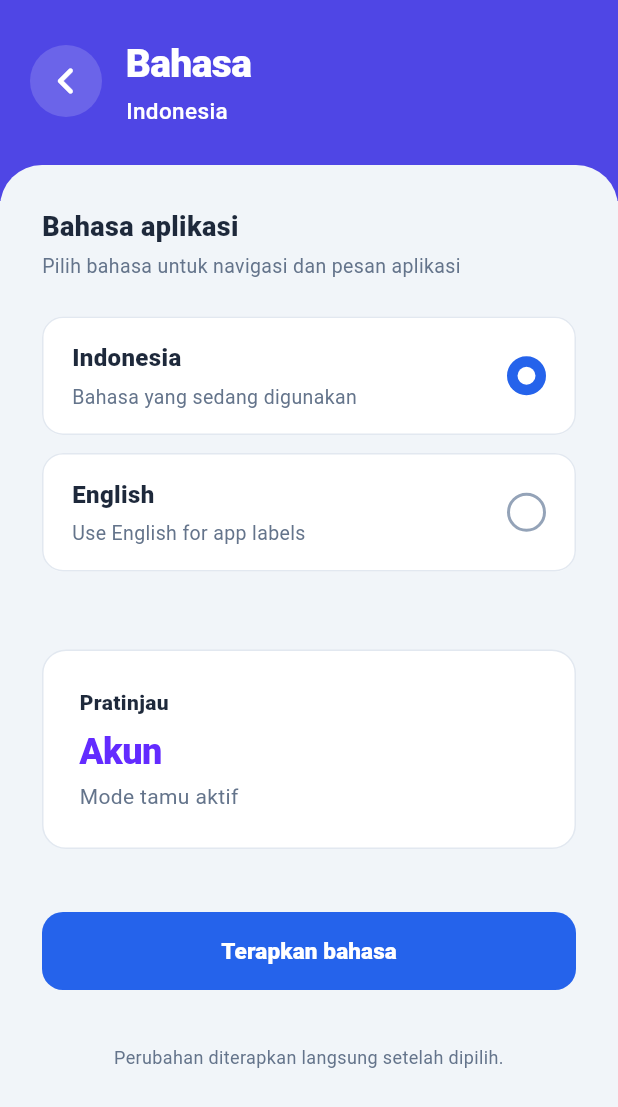
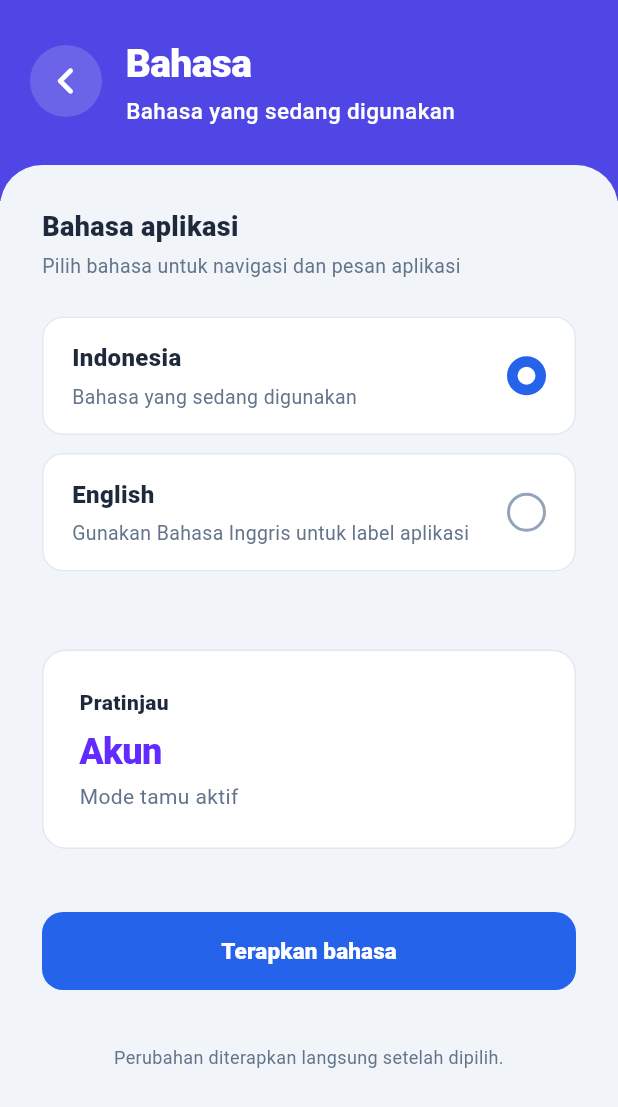
Before and after one commit to BrandonSjt/Timetable-scheduling, a Flutter app: the AccessibilityPage screen opened by its route, after a tap on the "chevron left" icon, after a tap on "Bahasa", on a phone screen of 412 x 824 dp. Shown: the top 1107 px of the screen. Run offline on Flutter 3.47's test engine with Material 3 defaults, Android fonts, the phone set to English and light mode, and no system bars; our stand-ins replace go_router.

Commit message:
feat(profile): implement language switcher and localize profile settings

```diff
--- a/lib/features/profile/presentation/pages/accessibility_page.dart
+++ b/lib/features/profile/presentation/pages/accessibility_page.dart
@@ -1,6 +1,7 @@
 import 'package:flutter/material.dart';
 
 import '../../../../core/theme/app_colors.dart';
+import '../../../../l10n/app_localizations.dart';
 import '../widgets/profile_detail_scaffold.dart';
 
 /// Halaman pengaturan aksesibilitas yang dibuka dari menu Akun.
@@ -16,12 +17,13 @@ class _AccessibilityPageState extends State<AccessibilityPage> {
   bool _readRoute = true;
 
   void _readPreview() {
+    final l10n = AppLocalizations.of(context)!;
     ScaffoldMessenger.of(context)
       ..hideCurrentSnackBar()
       ..showSnackBar(
-        const SnackBar(
+        SnackBar(
           content: Text(
-            'Membacakan: Dukuh Atas ke Harjamukti, Peron 2, tiba 4 menit lagi.',
+            l10n.a11yReadingPreview,
           ),
         ),
       );
@@ -29,13 +31,14 @@ class _AccessibilityPageState extends State<AccessibilityPage> {
 
   @override
   Widget build(BuildContext context) {
+    final l10n = AppLocalizations.of(context)!;
     return ProfileDetailScaffold(
-      title: 'Aksesibilitas',
-      subtitle: 'Teks dan suara',
+      title: l10n.a11yTitle,
+      subtitle: l10n.a11ySubtitle,
       children: [
-        const Text(
-          'Pengaturan tampilan',
-          style: TextStyle(
+        Text(
+          l10n.a11yDisplaySettings,
+          style: const TextStyle(
             color: AppColors.textPrimary,
             fontSize: 18,
             fontWeight: FontWeight.w800,
@@ -43,9 +46,9 @@ class _AccessibilityPageState extends State<AccessibilityPage> {
           ),
         ),
         const SizedBox(height: 4),
-        const Text(
-          'Buat aplikasi lebih mudah dibaca dan didengar',
-          style: TextStyle(
+        Text(
+          l10n.a11yMakeEasier,
+          style: const TextStyle(
             color: AppColors.textSecondary,
             fontSize: 13,
             height: 1.35,
@@ -53,92 +56,85 @@ class _AccessibilityPageState extends State<AccessibilityPage> {
         ),
         const SizedBox(height: 24),
         _AccessibilitySwitchTile(
-          title: 'Teks besar',
-          subtitle: 'Perbesar label dan informasi rute',
+          title: l10n.a11yLargeText,
+          subtitle: l10n.a11yLargeTextDesc,
           value: _largeText,
           onChanged: (value) => setState(() => _largeText = value),
         ),
         const SizedBox(height: 12),
         _AccessibilitySwitchTile(
-          title: 'Bacakan rute',
-          subtitle: 'Aktifkan pembacaan stasiun dan arah',
+          title: l10n.a11yReadRoute,
+          subtitle: l10n.a11yReadRouteDesc,
           value: _readRoute,
           onChanged: (value) => setState(() => _readRoute = value),
         ),
         const SizedBox(height: 42),
-        _buildRoutePreview(),
+        _buildRoutePreview(l10n),
       ],
     );
   }
 
-  Widget _buildRoutePreview() {
+  Widget _buildRoutePreview(AppLocalizations l10n) {
     return Semantics(
       container: true,
-      label:
-          'Pratinjau rute. Dukuh Atas ke Harjamukti. Peron 2, tiba 4 menit lagi.',
+      label: l10n.a11yRoutePreviewSemantic,
       child: Container(
-        width: double.infinity,
-        padding: const EdgeInsets.fromLTRB(24, 20, 20, 20),
+        padding: const EdgeInsets.all(20),
         decoration: BoxDecoration(
-          color: const Color(0xFF111827),
+          color: AppColors.buttonDark,
           borderRadius: BorderRadius.circular(16),
         ),
         child: Column(
           crossAxisAlignment: CrossAxisAlignment.start,
           children: [
-            const Text(
-              'Pratinjau rute',
-              style: TextStyle(
+            Text(
+              l10n.a11yRoutePreviewTitle,
+              style: const TextStyle(
                 color: Colors.white,
-                fontSize: 15,
+                fontSize: 14,
                 fontWeight: FontWeight.w800,
               ),
             ),
-            const SizedBox(height: 8),
-            const Text(
-              'Dukuh Atas → Harjamukti',
-              style: TextStyle(
+            const SizedBox(height: 12),
+            Text(
+              l10n.a11yRoutePreviewRoute,
+              style: const TextStyle(
                 color: Colors.white,
-                fontSize: 19,
+                fontSize: 18,
                 fontWeight: FontWeight.w900,
-                letterSpacing: -0.3,
               ),
             ),
-            const SizedBox(height: 14),
+            const SizedBox(height: 24),
             Row(
+              mainAxisAlignment: MainAxisAlignment.spaceBetween,
+              crossAxisAlignment: CrossAxisAlignment.end,
               children: [
-                const Expanded(
-                  child: Text(
-                    'Peron 2, tiba 4 menit lagi',
+                Text(
+                  l10n.a11yRoutePreviewDetail,
                   style: TextStyle(
-                      color: Color(0xFFD0D5DD),
+                    color: Colors.white.withValues(alpha: 0.7),
                     fontSize: 13,
-                      height: 1.3,
                   ),
                 ),
+                ElevatedButton(
+                  onPressed: _readPreview,
+                  style: ElevatedButton.styleFrom(
+                    backgroundColor: AppColors.buttonOrange,
+                    foregroundColor: Colors.white,
+                    elevation: 0,
+                    shape: RoundedRectangleBorder(
+                      borderRadius: BorderRadius.circular(12),
                     ),
-                const SizedBox(width: 12),
-                SizedBox(
-                  height: 42,
-                  child: ElevatedButton(
-                    onPressed: _readRoute ? _readPreview : null,
-                    style: ElevatedButton.styleFrom(
-                      backgroundColor: const Color(0xFFFF7A12),
-                      foregroundColor: Colors.white,
-                      disabledBackgroundColor: const Color(0xFF475467),
-                      disabledForegroundColor: const Color(0xFFD0D5DD),
-                      elevation: 0,
-                      padding: const EdgeInsets.symmetric(horizontal: 24),
-                      shape: RoundedRectangleBorder(
-                        borderRadius: BorderRadius.circular(14),
+                    padding: const EdgeInsets.symmetric(
+                      horizontal: 24,
+                      vertical: 12,
                     ),
                   ),
-                    child: const Text(
-                      'Baca',
-                      style: TextStyle(
+                  child: Text(
+                    l10n.a11yReadBtn,
+                    style: const TextStyle(
                       fontSize: 14,
                       fontWeight: FontWeight.w800,
-                      ),
                     ),
                   ),
                 ),
--- a/lib/features/profile/presentation/pages/language_page.dart
+++ b/lib/features/profile/presentation/pages/language_page.dart
@@ -1,9 +1,9 @@
 import 'package:flutter/material.dart';
 
+import '../../../../l10n/app_localizations.dart';
+import '../../../../core/localization/locale_provider.dart';
 import '../../../../core/theme/app_colors.dart';
 import '../widgets/profile_detail_scaffold.dart';
-
-enum _AppLanguage { indonesia, english }
 
 /// Pilihan bahasa aplikasi untuk mode tamu.
 class LanguagePage extends StatefulWidget {
@@ -14,57 +14,55 @@ class LanguagePage extends StatefulWidget {
 }
 
 class _LanguagePageState extends State<LanguagePage> {
-  _AppLanguage _selectedLanguage = _AppLanguage.indonesia;
+  void _applyLanguage(Locale newLocale) {
+    final notifier = LocaleScope.of(context);
+    notifier.value = newLocale;
 
-  String get _languageLabel =>
-      _selectedLanguage == _AppLanguage.indonesia ? 'Indonesia' : 'English';
-
-  void _applyLanguage() {
-    final message = _selectedLanguage == _AppLanguage.indonesia
-        ? 'Bahasa Indonesia diterapkan.'
-        : 'English applied.';
+    final l10n = AppLocalizations.of(context)!;
     ScaffoldMessenger.of(context)
       ..hideCurrentSnackBar()
-      ..showSnackBar(SnackBar(content: Text(message)));
+      ..showSnackBar(SnackBar(content: Text(l10n.languageAppliedSnackbar)));
   }
 
   @override
   Widget build(BuildContext context) {
-    final useEnglish = _selectedLanguage == _AppLanguage.english;
+    final currentLocale = LocaleScope.of(context).value;
+    final useEnglish = currentLocale.languageCode == 'en';
+    final l10n = AppLocalizations.of(context)!;
 
     return ProfileDetailScaffold(
-      title: 'Bahasa',
-      subtitle: _languageLabel,
+      title: l10n.languagePageTitle,
+      subtitle: l10n.languagePageSubtitle,
       children: [
-        const Text(
-          'Bahasa aplikasi',
-          style: TextStyle(
+        Text(
+          l10n.languageApp,
+          style: const TextStyle(
             color: AppColors.textPrimary,
             fontSize: 18,
             fontWeight: FontWeight.w800,
           ),
         ),
         const SizedBox(height: 4),
-        const Text(
-          'Pilih bahasa untuk navigasi dan pesan aplikasi',
-          style: TextStyle(color: AppColors.textSecondary, fontSize: 13),
+        Text(
+          l10n.languageDescription,
+          style: const TextStyle(color: AppColors.textSecondary, fontSize: 13),
         ),
         const SizedBox(height: 24),
         _LanguageOption(
-          title: 'Indonesia',
-          subtitle: 'Bahasa yang sedang digunakan',
+          title: l10n.languageIndonesian,
+          subtitle: l10n.languagePageSubtitle,
           selected: !useEnglish,
           onTap: () {
-            setState(() => _selectedLanguage = _AppLanguage.indonesia);
+            _applyLanguage(const Locale('id'));
           },
         ),
         const SizedBox(height: 12),
         _LanguageOption(
-          title: 'English',
-          subtitle: 'Use English for app labels',
+          title: l10n.languageEnglish,
+          subtitle: l10n.languageEnglishDesc,
           selected: useEnglish,
           onTap: () {
-            setState(() => _selectedLanguage = _AppLanguage.english);
+            _applyLanguage(const Locale('en'));
           },
         ),
         const SizedBox(height: 52),
@@ -79,9 +77,9 @@ class _LanguagePageState extends State<LanguagePage> {
           child: Column(
             crossAxisAlignment: CrossAxisAlignment.start,
             children: [
-              const Text(
-                'Pratinjau',
-                style: TextStyle(
+              Text(
+                l10n.preview,
+                style: const TextStyle(
                   color: AppColors.textPrimary,
                   fontSize: 14,
                   fontWeight: FontWeight.w800,
@@ -89,7 +87,7 @@ class _LanguagePageState extends State<LanguagePage> {
               ),
               const SizedBox(height: 6),
               Text(
-                useEnglish ? 'Account' : 'Akun',
+                l10n.previewAccount,
                 style: const TextStyle(
                   color: Color(0xFF632BFF),
                   fontSize: 24,
@@ -99,7 +97,7 @@ class _LanguagePageState extends State<LanguagePage> {
               ),
               const SizedBox(height: 3),
               Text(
-                useEnglish ? 'Guest mode active' : 'Mode tamu aktif',
+                l10n.previewGuestActive,
                 style: const TextStyle(
                   color: AppColors.textSecondary,
                   fontSize: 14,
@@ -113,7 +111,12 @@ class _LanguagePageState extends State<LanguagePage> {
           width: double.infinity,
           height: 52,
           child: ElevatedButton(
-            onPressed: _applyLanguage,
+            onPressed: () {
+              // The language is applied instantly when the option is tapped,
+              // but we keep the button to dismiss or as a secondary confirmation if needed.
+              // In this prototype, we just go back.
+              Navigator.of(context).pop();
+            },
             style: ElevatedButton.styleFrom(
               backgroundColor: AppColors.primaryBlue,
               foregroundColor: Colors.white,
@@ -122,18 +125,18 @@ class _LanguagePageState extends State<LanguagePage> {
                 borderRadius: BorderRadius.circular(14),
               ),
             ),
-            child: const Text(
-              'Terapkan bahasa',
-              style: TextStyle(fontSize: 15, fontWeight: FontWeight.w800),
+            child: Text(
+              l10n.applyLanguage,
+              style: const TextStyle(fontSize: 15, fontWeight: FontWeight.w800),
             ),
           ),
         ),
         const SizedBox(height: 36),
-        const Center(
+        Center(
           child: Text(
-            'Perubahan diterapkan langsung setelah dipilih.',
+            l10n.languageAppliedNote,
             textAlign: TextAlign.center,
-            style: TextStyle(color: AppColors.textSecondary, fontSize: 12),
+            style: const TextStyle(color: AppColors.textSecondary, fontSize: 12),
           ),
         ),
       ],
--- a/lib/features/profile/presentation/pages/profile_page.dart
+++ b/lib/features/profile/presentation/pages/profile_page.dart
@@ -1,5 +1,7 @@
 import 'package:flutter/material.dart';
 import 'package:go_router/go_router.dart';
+import '../../../../l10n/app_localizations.dart';
+import '../../../../core/localization/locale_provider.dart';
 import '../../../../core/theme/app_colors.dart';
 import '../../../../shared/widgets/bottom_nav_bar.dart';
 
@@ -10,6 +12,9 @@ class ProfilePage extends StatelessWidget {
 
   @override
   Widget build(BuildContext context) {
+    final l10n = AppLocalizations.of(context)!;
+    final currentLocale = LocaleScope.of(context).value;
+    final isEnglish = currentLocale.languageCode == 'en';
     const Color headerBgColor = Color(0xFF4F46E5); // Vibrant Indigo/Blue-Purple
 
     return Scaffold(
@@ -69,9 +74,9 @@ class ProfilePage extends StatelessWidget {
                     ],
                   ),
                   const SizedBox(height: 16),
-                  const Text(
-                    'Akun',
-                    style: TextStyle(
+                  Text(
+                    l10n.profileAccount,
+                    style: const TextStyle(
                       fontSize: 32,
                       fontWeight: FontWeight.w800,
                       color: Colors.white,
@@ -80,7 +85,7 @@ class ProfilePage extends StatelessWidget {
                   ),
                   const SizedBox(height: 4),
                   Text(
-                    'Mode tamu aktif',
+                    l10n.profileGuestModeActive,
                     style: TextStyle(
                       fontSize: 15,
                       color: Colors.white.withValues(alpha: 0.9),
@@ -136,18 +141,18 @@ class ProfilePage extends StatelessWidget {
                           child: Column(
                             crossAxisAlignment: CrossAxisAlignment.start,
                             children: [
-                              const Text(
-                                'Tamu',
-                                style: TextStyle(
+                              Text(
+                                l10n.profileGuest,
+                                style: const TextStyle(
                                   fontSize: 18,
                                   fontWeight: FontWeight.w700,
                                   color: AppColors.textPrimary,
                                 ),
                               ),
                               const SizedBox(height: 4),
-                              const Text(
-                                'Tidak perlu login untuk peta, ETA. jadwal, dan beli tiket.',
-                                style: TextStyle(
+                              Text(
+                                l10n.profileGuestDesc,
+                                style: const TextStyle(
                                   fontSize: 14,
                                   color: AppColors.textSecondary,
                                   height: 1.35,
@@ -158,9 +163,9 @@ class ProfilePage extends StatelessWidget {
                                 onTap: () {
                                   // Optional login placeholder action
                                 },
-                                child: const Text(
-                                  'Masuk opsional',
-                                  style: TextStyle(
+                                child: Text(
+                                  l10n.profileOptionalLogin,
+                                  style: const TextStyle(
                                     fontSize: 14,
                                     fontWeight: FontWeight.w700,
                                     color: Color(0xFF2563EB),
@@ -177,26 +182,26 @@ class ProfilePage extends StatelessWidget {
 
                   // Menu List
                   _buildMenuTile(
-                    title: 'Riwayat tiket lokal',
-                    subtitle: 'Tersimpan di perangkat ini',
+                    title: l10n.profileLocalTicketHistory,
+                    subtitle: l10n.profileSavedOnDevice,
                     onTap: () => context.push('/riwayat-tiket'),
                   ),
                   const SizedBox(height: 12),
                   _buildMenuTile(
-                    title: 'Bahasa',
-                    subtitle: 'Indonesia',
+                    title: l10n.languagePageTitle,
+                    subtitle: isEnglish ? l10n.languageEnglish : l10n.languageIndonesian,
                     onTap: () => context.push('/bahasa'),
                   ),
                   const SizedBox(height: 12),
                   _buildMenuTile(
-                    title: 'Aksesibilitas',
-                    subtitle: 'Teks besar dan bacakan rute',
+                    title: l10n.profileAccessibility,
+                    subtitle: l10n.profileLargeText,
                     onTap: () => context.push('/aksesibilitas'),
                   ),
                   const SizedBox(height: 12),
                   _buildMenuTile(
-                    title: 'Pusat Bantuan',
-                    subtitle: 'Kontak petugas dan laporan info salah',
+                    title: l10n.profileHelpCenter,
+                    subtitle: l10n.profileContactOfficer,
                     onTap: () => context.push('/pusat-bantuan'),
                   ),
                 ],
--- a/lib/features/profile/presentation/widgets/profile_detail_scaffold.dart
+++ b/lib/features/profile/presentation/widgets/profile_detail_scaffold.dart
@@ -1,6 +1,8 @@
 import 'package:flutter/material.dart';
 import 'package:flutter/services.dart';
 import 'package:go_router/go_router.dart';
+
+import '../../../../l10n/app_localizations.dart';
 
 /// Shell visual bersama untuk seluruh halaman detail dari menu Akun.
 ///
@@ -15,6 +17,8 @@ class ProfileDetailScaffold extends StatelessWidget {
   final List<Widget> children;
   final String fallbackRoute;
   final EdgeInsetsGeometry bodyPadding;
+  final Widget? footer;
+  final ScrollController? scrollController;
 
   const ProfileDetailScaffold({
     super.key,
@@ -23,6 +27,8 @@ class ProfileDetailScaffold extends StatelessWidget {
     required this.children,
     this.fallbackRoute = '/akun',
     this.bodyPadding = const EdgeInsets.fromLTRB(28, 28, 28, 32),
+    this.footer,
+    this.scrollController,
   });
 
   void _goBack(BuildContext context) {
@@ -58,7 +64,7 @@ class ProfileDetailScaffold extends StatelessWidget {
                     children: [
                       Semantics(
                         button: true,
-                        label: 'Kembali',
+                        label: AppLocalizations.of(context)?.actionBack ?? 'Kembali',
                         child: Material(
                           color: Colors.white.withValues(alpha: 0.16),
                           shape: const CircleBorder(),
@@ -123,7 +129,18 @@ class ProfileDetailScaffold extends StatelessWidget {
                       top: Radius.circular(28),
                     ),
                   ),
-                  child: ListView(padding: bodyPadding, children: children),
+                  child: Column(
+                    children: [
+                      Expanded(
+                        child: ListView(
+                          controller: scrollController,
+                          padding: bodyPadding,
+                          children: children,
+                        ),
+                      ),
+                      ?footer,
+                    ],
+                  ),
                 ),
               ),
             ),
```
Lines whose indentation alone changed are shown as unchanged.
